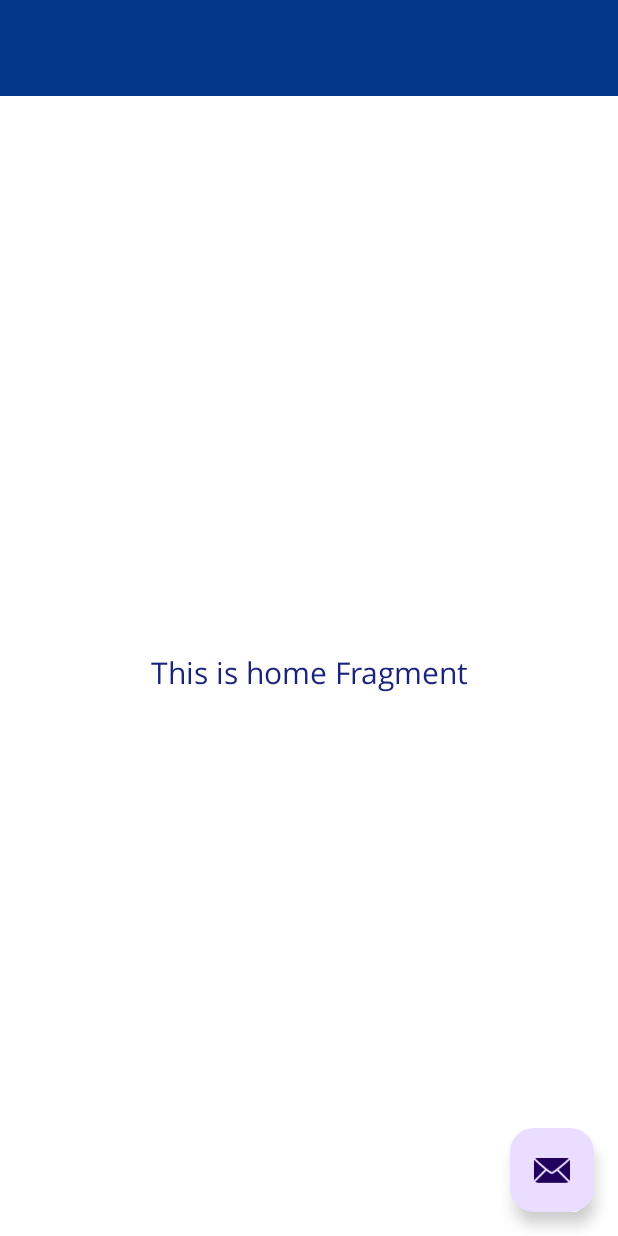
After one commit to Brezker/pta_android, an Android app: the layout app_bar_home2.xml on its own in the app's theme, with its tools: preview values and no code run, on a phone screen of 412 x 824 dp. The commit adds this screen. Run offline under Robolectric (Android 15) with nearby library versions, the phone set to English and light mode, and no system bars.

Commit message:
various2

```diff
--- a/app/src/main/java/com/example/public_transport_android/EnvUrl.kt
+++ b/app/src/main/java/com/example/public_transport_android/EnvUrl.kt
@@ -1,7 +1,7 @@
 package com.example.public_transport_android
 class EnvUrl {
     companion object{
-        val UrlVal : String = "192.168.251.164"
+        val UrlVal : String = "192.168.100.7"
     }
 }
 fun main(){
--- a/app/src/main/java/com/example/public_transport_android/Login.kt
+++ b/app/src/main/java/com/example/public_transport_android/Login.kt
@@ -35,7 +35,7 @@ class Login : AppCompatActivity() {
     }
     fun fnLogin(){
         //Toast.makeText(baseContext, binding.txtEmail.text, Toast.LENGTH_LONG).show();
-        Toast.makeText(baseContext, binding.edtPassword.text, Toast.LENGTH_LONG).show();
+        //Toast.makeText(baseContext, binding.edtPassword.text, Toast.LENGTH_LONG).show();
 
         val client = OkHttpClient()
 
--- /dev/null
+++ b/app/src/main/res/layout/app_bar_home2.xml
@@ -0,0 +1,35 @@
+<?xml version="1.0" encoding="utf-8"?>
+<androidx.coordinatorlayout.widget.CoordinatorLayout
+    xmlns:android="http://schemas.android.com/apk/res/android"
+    xmlns:app="http://schemas.android.com/apk/res-auto"
+    xmlns:tools="http://schemas.android.com/tools"
+    android:layout_width="match_parent"
+    android:layout_height="match_parent"
+    tools:context=".HomeActivity">
+
+    <com.google.android.material.appbar.AppBarLayout
+        android:layout_height="wrap_content"
+        android:layout_width="match_parent"
+        android:theme="@style/Theme.Public_transport_android.ActionBar.AppBarOverlay">
+
+        <androidx.appcompat.widget.Toolbar
+            android:id="@+id/toolbar"
+            android:layout_width = "match_parent"
+            android:background="?attr/colorPrimary"
+              app:popupTheme="@style/Theme.Public_transport_android.ActionBar.PopupOverlay"
+            android:layout_height = "?attr/actionBarSize" />
+
+  </com.google.android.material.appbar.AppBarLayout>
+
+  <include layout="@layout/content_home2"/>
+
+  <com.google.android.material.floatingactionbutton.FloatingActionButton
+  android:id="@+id/fab"
+  android:layout_width="wrap_content"
+  android:layout_height="wrap_content"
+  android:layout_gravity="bottom|end"
+  android:layout_marginEnd="@dimen/fab_margin"
+  android:layout_marginBottom="16dp"
+  app:srcCompat="@android:drawable/ic_dialog_email" />
+
+  </androidx.coordinatorlayout.widget.CoordinatorLayout>
--- /dev/null
+++ b/app/src/main/res/layout/content_home2.xml
@@ -0,0 +1,22 @@
+<?xml version="1.0" encoding="utf-8"?>
+<androidx.constraintlayout.widget.ConstraintLayout
+    xmlns:android="http://schemas.android.com/apk/res/android"
+    xmlns:app="http://schemas.android.com/apk/res-auto"
+    xmlns:tools="http://schemas.android.com/tools"
+    android:layout_width="match_parent"
+    android:layout_height="match_parent"
+    app:layout_behavior="@string/appbar_scrolling_view_behavior"
+    tools:showIn="@layout/app_bar_home2">
+
+    <fragment
+        android:id="@+id/nav_host_fragment_content_home2"
+        android:name="androidx.navigation.fragment.NavHostFragment"
+        android:layout_width="match_parent"
+        android:layout_height="match_parent"
+        app:layout_constraintLeft_toLeftOf="parent"
+        app:layout_constraintRight_toRightOf="parent"
+        app:layout_constraintTop_toTopOf="parent"
+        app:defaultNavHost="true"
+        app:navGraph="@navigation/mobile_navigation2"
+    />
+</androidx.constraintlayout.widget.ConstraintLayout>
--- /dev/null
+++ b/app/src/main/res/navigation/mobile_navigation2.xml
@@ -0,0 +1,25 @@
+<?xml version="1.0" encoding="utf-8"?>
+<navigation xmlns:android="http://schemas.android.com/apk/res/android"
+    xmlns:app="http://schemas.android.com/apk/res-auto"
+    xmlns:tools="http://schemas.android.com/tools"
+    android:id="@+id/mobile_navigation2"
+    app:startDestination="@+id/nav_home">
+
+    <fragment
+        android:id="@+id/nav_home"
+        android:name="com.example.public_transport_android.ui.home.HomeFragment"
+        android:label="@string/menu_home"
+        tools:layout="@layout/fragment_home" />
+
+    <fragment
+        android:id="@+id/nav_gallery"
+        android:name="com.example.public_transport_android.ui.gallery.GalleryFragment"
+        android:label="@string/menu_gallery"
+        tools:layout="@layout/fragment_gallery" />
+
+    <fragment
+        android:id="@+id/nav_slideshow"
+        android:name="com.example.public_transport_android.ui.slideshow.SlideshowFragment"
+        android:label="@string/menu_slideshow"
+        tools:layout="@layout/fragment_slideshow" />
+</navigation>
--- a/app/src/main/res/values/themes.xml
+++ b/app/src/main/res/values/themes.xml
@@ -17,4 +17,12 @@
     <style name="Theme.Public_transport_android.AppBarOverlay" parent="ThemeOverlay.AppCompat.Dark.ActionBar" />
 
     <style name="Theme.Public_transport_android.PopupOverlay" parent="ThemeOverlay.AppCompat.Light" />
+    <style name="Theme.Public_transport_android.ActionBar.NoActionBar">
+        <item name="windowActionBar">false</item>
+        <item name="windowNoTitle">true</item>
+    </style>
+    <style name="Theme.Public_transport_android.ActionBar.AppBarOverlay"
+        parent="ThemeOverlay.AppCompat.Dark.ActionBar" />
+    <style name="Theme.Public_transport_android.ActionBar.PopupOverlay"
+        parent="ThemeOverlay.AppCompat.Light" />
 </resources>
```
Also changed, not shown: app/src/main/AndroidManifest.xml (+7 -5 lines), app/src/main/java/com/example/public_transport_android/HomeActivity.kt (deleted, +0 -57 lines), app/src/main/res/layout/activity_home.xml (deleted, +0 -25 lines), app/src/main/res/layout/nav_header_home2.xml (added, +36 -0 lines), app/src/main/res/menu/activity_home_drawer.xml (added, +20 -0 lines).
